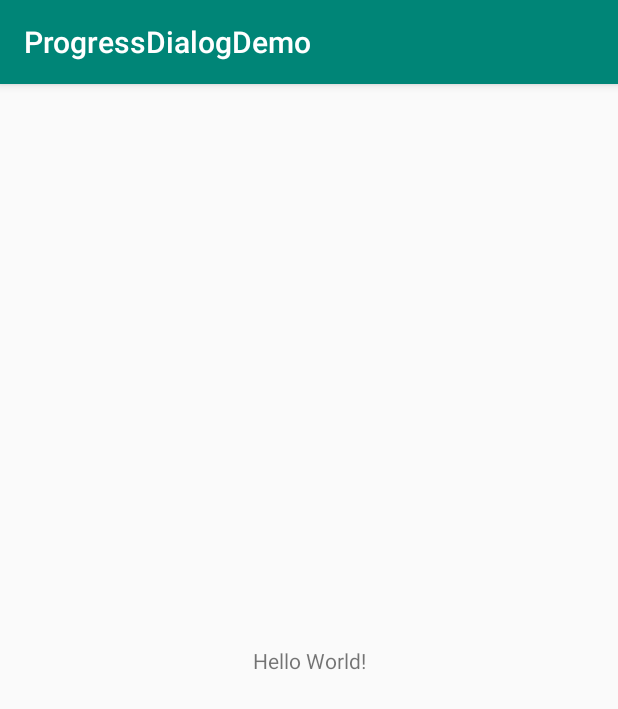
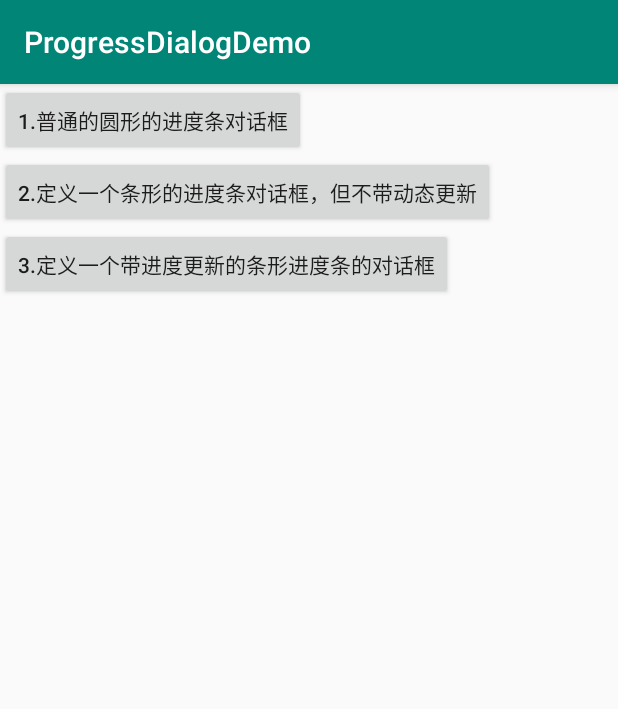
Before and after one commit to clayzhu/Study_Android, an Android app: the screen it shows after launch (MainActivity), on a phone screen of 412 x 824 dp. Shown: the top 709 px of the screen. Run offline under Robolectric (Android 15) with nearby library versions, the phone set to English and light mode, and no system bars.

Commit message:
2.6.0_ProgressDialogDemo 实现。

```diff
--- a/Demo/2.6.0_ProgressDialogDemo/app/src/main/java/com/clayzhu/progressdialogdemo/MainActivity.java
+++ b/Demo/2.6.0_ProgressDialogDemo/app/src/main/java/com/clayzhu/progressdialogdemo/MainActivity.java
@@ -1,13 +1,117 @@
 package com.clayzhu.progressdialogdemo;
 
+import android.app.ProgressDialog;
+import android.content.Context;
+import android.os.Handler;
+import android.os.Message;
 import android.support.v7.app.AppCompatActivity;
 import android.os.Bundle;
+import android.view.View;
+import android.widget.Button;
 
-public class MainActivity extends AppCompatActivity {
+public class MainActivity extends AppCompatActivity implements View.OnClickListener {
+
+    private Button btn_one;
+    private Button btn_two;
+    private Button btn_three;
+    private ProgressDialog pd1 = null;
+    private ProgressDialog pd2 = null;
+    private final static int MAXVALUE = 100;
+    private int progressStart = 0;
+    private int add = 0;
+    private Context mContext = null;
+
+    //定义一个用于更新进度的Handler,因为只能由主线程更新界面,所以要用Handler传递信息
+    final Handler hand = new Handler() {
+        @Override
+        public void handleMessage(Message msg) {
+            //这里的话如果接受到信息码是123
+            if (msg.what == 123) {
+                //设置进度条的当前值
+                pd2.setProgress(progressStart);
+            }
+            //如果当前大于或等于进度条的最大值,调用dismiss()方法关闭对话框
+            if (progressStart >= MAXVALUE) {
+                pd2.dismiss();
+            }
+        }
+    };
 
     @Override
     protected void onCreate(Bundle savedInstanceState) {
         super.onCreate(savedInstanceState);
         setContentView(R.layout.activity_main);
+
+        mContext = MainActivity.this;
+        bindViews();
+    }
+
+    private void bindViews() {
+        btn_one = findViewById(R.id.btn_one);
+        btn_two = findViewById(R.id.btn_two);
+        btn_three = findViewById(R.id.btn_three);
+        btn_one.setOnClickListener(this);
+        btn_two.setOnClickListener(this);
+        btn_three.setOnClickListener(this);
+    }
+
+    @Override
+    public void onClick(View v) {
+        switch (v.getId()) {
+            case R.id.btn_one:
+                ProgressDialog.show(MainActivity.this, "资源加载中", "资源加载中,请稍后...", false, true);
+                break;
+            case R.id.btn_two:
+                pd1 = new ProgressDialog(mContext);
+                //依次设置标题,内容,是否用取消按钮关闭,是否显示进度
+                pd1.setTitle("软件更新中");
+                pd1.setMessage("软件正在更新中,请稍后...");
+                pd1.setCancelable(true);
+                //这里是设置进度条的风格,HORIZONTAL是水平进度条,SPINNER是圆形进度条
+                pd1.setProgressStyle(ProgressDialog.STYLE_HORIZONTAL);
+                pd1.setIndeterminate(true);
+                //调用show()方法将ProgressDialog显示出来
+                pd1.show();
+                break;
+            case R.id.btn_three:
+                //初始化属性
+                progressStart = 0;
+                add = 0;
+                //依次设置一些属性
+                pd2 = new ProgressDialog(MainActivity.this);
+                pd2.setMax(MAXVALUE);
+                pd2.setTitle("文件读取中");
+                pd2.setMessage("文件加载中,请稍后...");
+                //这里设置为不可以通过按取消按钮关闭进度条
+                pd2.setCancelable(false);
+                pd2.setProgressStyle(ProgressDialog.STYLE_HORIZONTAL);
+                //这里设置的是是否显示进度,设为false才是显示的哦！
+                pd2.setIndeterminate(false);
+                pd2.show();
+                //这里的话新建一个线程,重写run()方法
+                new Thread() {
+                    @Override
+                    public void run() {
+                        while (progressStart < MAXVALUE) {
+                            //这里的算法是决定进度条变化的,可以按需要写
+                            progressStart = 2 * usetime();
+                            //把信息码发送给handle让更新界面
+                            hand.sendEmptyMessage(123);
+                        }
+                    }
+                }.start();
+                break;
+        }
+    }
+
+    //这里设置一个耗时的方法:
+    private int usetime() {
+        add ++;
+        try {
+            Thread.sleep(100);
+        } catch (InterruptedException e) {
+            e.printStackTrace();
+        }
+        return add;
     }
 }
--- a/Demo/2.6.0_ProgressDialogDemo/app/src/main/res/layout/activity_main.xml
+++ b/Demo/2.6.0_ProgressDialogDemo/app/src/main/res/layout/activity_main.xml
@@ -1,18 +1,27 @@
 <?xml version="1.0" encoding="utf-8"?>
-<android.support.constraint.ConstraintLayout xmlns:android="http://schemas.android.com/apk/res/android"
-    xmlns:app="http://schemas.android.com/apk/res-auto"
+<LinearLayout xmlns:android="http://schemas.android.com/apk/res/android"
     xmlns:tools="http://schemas.android.com/tools"
     android:layout_width="match_parent"
     android:layout_height="match_parent"
-    tools:context=".MainActivity">
+    tools:context=".MainActivity"
+    android:orientation="vertical">
 
-    <TextView
+    <Button
+        android:id="@+id/btn_one"
         android:layout_width="wrap_content"
         android:layout_height="wrap_content"
-        android:text="Hello World!"
-        app:layout_constraintBottom_toBottomOf="parent"
-        app:layout_constraintLeft_toLeftOf="parent"
-        app:layout_constraintRight_toRightOf="parent"
-        app:layout_constraintTop_toTopOf="parent" />
+        android:text="1.普通的圆形的进度条对话框" />
 
-</android.support.constraint.ConstraintLayout>
+    <Button
+        android:id="@+id/btn_two"
+        android:layout_width="wrap_content"
+        android:layout_height="wrap_content"
+        android:text="2.定义一个条形的进度条对话框，但不带动态更新" />
+
+    <Button
+        android:id="@+id/btn_three"
+        android:layout_width="wrap_content"
+        android:layout_height="wrap_content"
+        android:text="3.定义一个带进度更新的条形进度条的对话框" />
+
+</LinearLayout>
```
